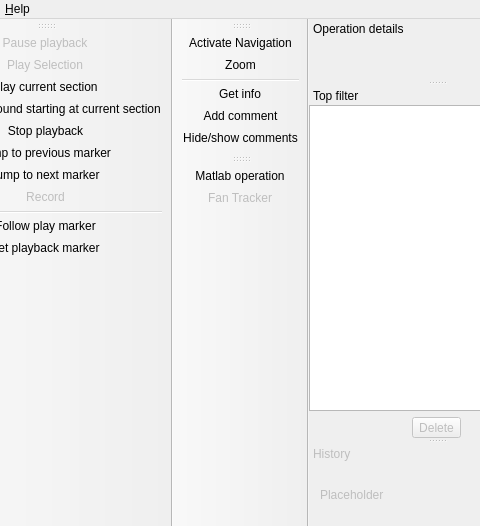
Old version of the form ui/mainwindow.ui in the repository gustafsson/freq; both pictures show x 81 to 561 and y 0 to 526 of the 886 by 526 pixel window.
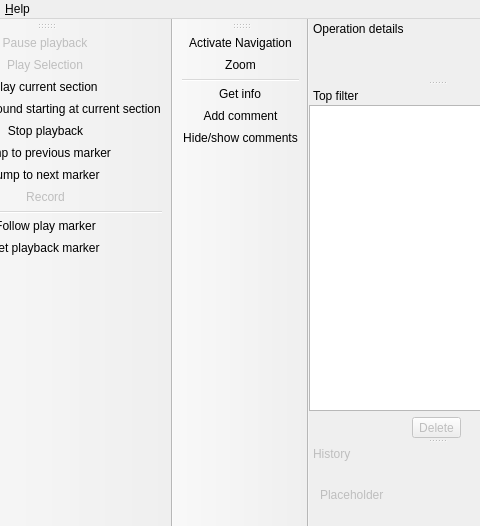
New version of the form. Icons and pictures are not drawn. Custom widgets are drawn as their Qt base class.

```diff
--- a/ui/mainwindow.ui
+++ b/ui/mainwindow.ui
@@ -234,19 +234,6 @@
    <addaction name="actionAddComment"/>
    <addaction name="actionShowComments"/>
   </widget>
-  <widget class="Tools::Support::ToolBar" name="toolBarMatlab">
-   <property name="windowTitle">
-    <string>toolBar</string>
-   </property>
-   <attribute name="toolBarArea">
-    <enum>LeftToolBarArea</enum>
-   </attribute>
-   <attribute name="toolBarBreak">
-    <bool>false</bool>
-   </attribute>
-   <addaction name="actionMatlabOperation"/>
-   <addaction name="actionToggleFanTracker"/>
-  </widget>
   <action name="actionEllipseSelection">
    <property name="checkable">
     <bool>true</bool>
@@ -524,7 +511,7 @@
      <normaloff>:/icons/icons/icon-matlaboperation.png</normaloff>:/icons/icons/icon-matlaboperation.png</iconset>
    </property>
    <property name="text">
-    <string>Matlab operation</string>
+    <string>Create new Matlab/Octave operation</string>
    </property>
    <property name="toolTip">
     <string>Apply Matlab operation to everything</string>
```
Left out of the diff: 22 changed lines with no effect on the pictures.
